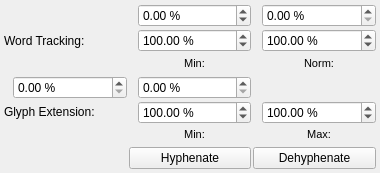
Before: the Qt Designer form scribus/ui/propertywidget_advancedbase.ui in nitramr/scribus, drawn with Qt 5.
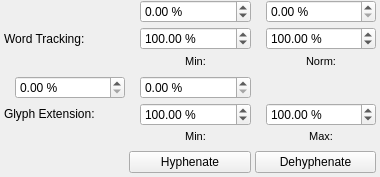
After: the same form once the commit is applied. Custom widgets are drawn as their Qt base class.

What changed in the file:
```diff
--- a/scribus/ui/propertywidget_advancedbase.ui
+++ b/scribus/ui/propertywidget_advancedbase.ui
@@ -7,7 +7,7 @@
     <x>0</x>
     <y>0</y>
     <width>380</width>
-    <height>173</height>
+    <height>177</height>
    </rect>
   </property>
   <property name="sizePolicy">
@@ -36,7 +36,7 @@
     <number>4</number>
    </property>
    <property name="topMargin">
-    <number>4</number>
+    <number>0</number>
    </property>
    <property name="rightMargin">
     <number>4</number>
@@ -45,7 +45,7 @@
     <number>4</number>
    </property>
    <property name="spacing">
-    <number>2</number>
+    <number>4</number>
    </property>
    <item row="3" column="3">
     <layout class="QVBoxLayout" name="verticalLayout_2">
```
